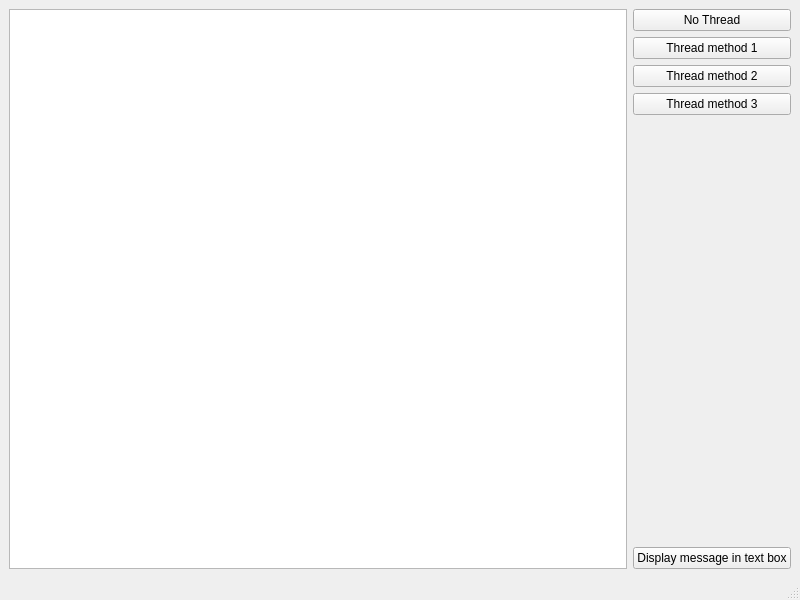
Qt form Thread/main_window_interface.ui (neutrons/GUI_Tools) before a commit.
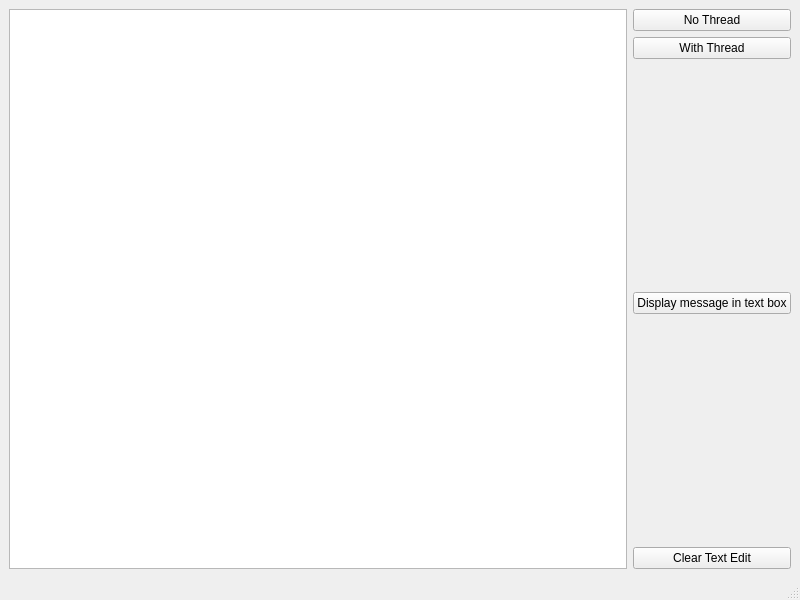
The same form after that commit.

Commit message: Implemented the first 2 ways of using threads

```diff
--- a/Thread/main_window_interface.ui
+++ b/Thread/main_window_interface.ui
@@ -30,21 +30,7 @@
       <item>
        <widget class="QPushButton" name="pushButton_2">
         <property name="text">
-         <string>Thread method 1</string>
-        </property>
-       </widget>
-      </item>
-      <item>
-       <widget class="QPushButton" name="pushButton_3">
-        <property name="text">
-         <string>Thread method 2</string>
-        </property>
-       </widget>
-      </item>
-      <item>
-       <widget class="QPushButton" name="pushButton_4">
-        <property name="text">
-         <string>Thread method 3</string>
+         <string>With Thread</string>
         </property>
        </widget>
       </item>
@@ -68,6 +54,26 @@
         </property>
        </widget>
       </item>
+      <item>
+       <spacer name="verticalSpacer_2">
+        <property name="orientation">
+         <enum>Qt::Vertical</enum>
+        </property>
+        <property name="sizeHint" stdset="0">
+         <size>
+          <width>20</width>
+          <height>40</height>
+         </size>
+        </property>
+       </spacer>
+      </item>
+      <item>
+       <widget class="QPushButton" name="pushButton_3">
+        <property name="text">
+         <string>Clear Text Edit</string>
+        </property>
+       </widget>
+      </item>
      </layout>
     </item>
    </layout>
```
The commit also changes 5 other files.
